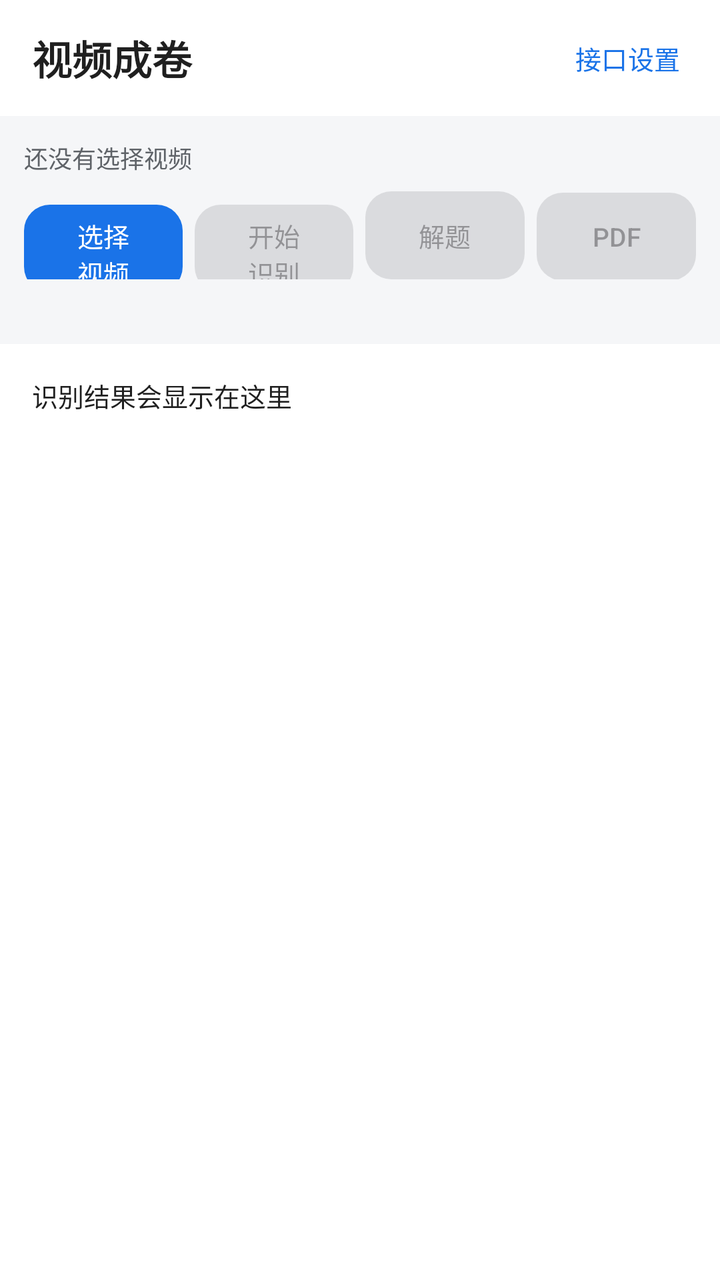
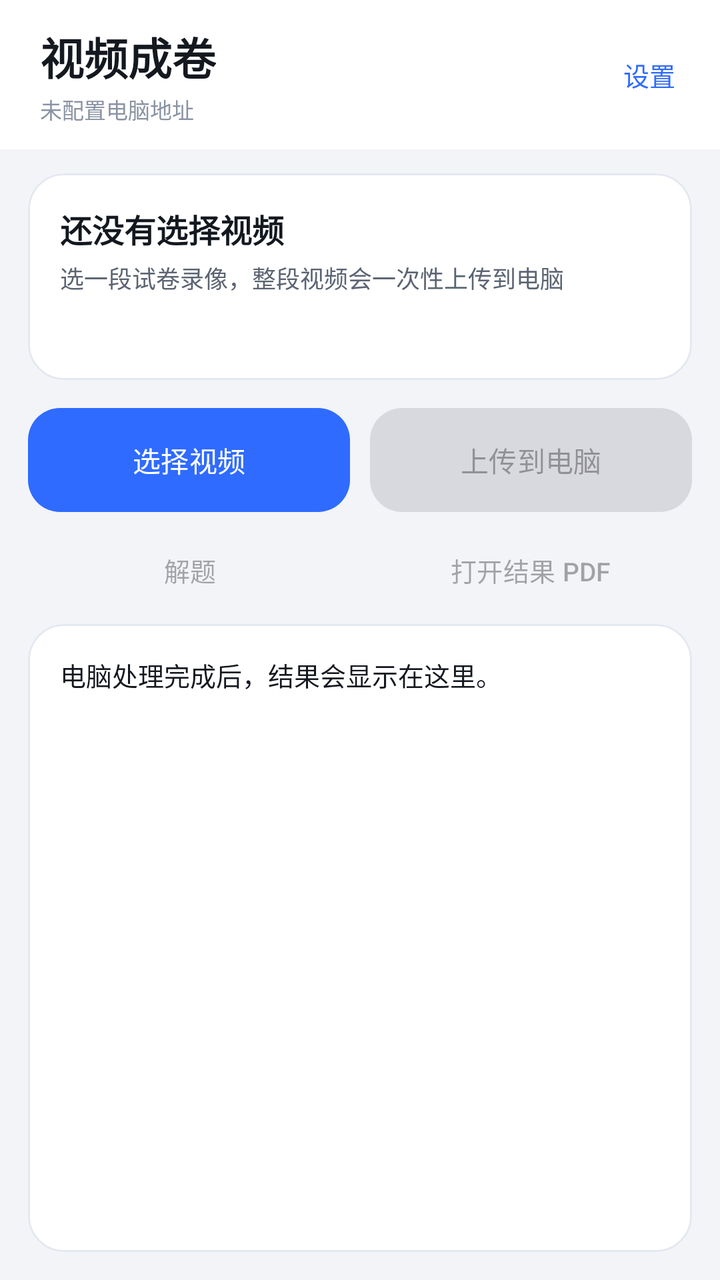

The first picture is an Android layout as it rendered before a commit; the second is the same layout after the commit. The layout source and the unified diff follow.
<!-- AndroidManifest.xml: application theme Theme.VideoQuiz -->
<!-- res/layout/activity_main.xml -->
<?xml version="1.0" encoding="utf-8"?>
<LinearLayout xmlns:android="http://schemas.android.com/apk/res/android"
    xmlns:app="http://schemas.android.com/apk/res-auto"
    android:layout_width="match_parent"
    android:layout_height="match_parent"
    android:background="@color/surface_dim"
    android:orientation="vertical">

    <LinearLayout
        android:layout_width="match_parent"
        android:layout_height="wrap_content"
        android:background="@color/surface"
        android:gravity="center_vertical"
        android:orientation="horizontal"
        android:paddingStart="16dp"
        android:paddingTop="10dp"
        android:paddingEnd="8dp"
        android:paddingBottom="10dp">

        <TextView
            android:layout_width="0dp"
            android:layout_height="wrap_content"
            android:layout_weight="1"
            android:text="视频成卷"
            android:textColor="@color/text_primary"
            android:textSize="20sp"
            android:textStyle="bold" />

        <com.google.android.material.button.MaterialButton
            android:id="@+id/btnSettings"
            style="@style/Widget.Material3.Button.TextButton"
            android:layout_width="wrap_content"
            android:layout_height="38dp"
            android:insetTop="0dp"
            android:insetBottom="0dp"
            android:minWidth="0dp"
            android:text="接口设置"
            android:textSize="13sp" />
    </LinearLayout>

    <LinearLayout
        android:layout_width="match_parent"
        android:layout_height="wrap_content"
        android:orientation="vertical"
        android:padding="12dp">

        <TextView
            android:id="@+id/tvVideo"
            android:layout_width="match_parent"
            android:layout_height="wrap_content"
            android:maxLines="1"
            android:ellipsize="middle"
            android:text="还没有选择视频"
            android:textColor="@color/text_secondary"
            android:textSize="12sp" />

        <LinearLayout
            android:layout_width="match_parent"
            android:layout_height="wrap_content"
            android:layout_marginTop="8dp"
            android:orientation="horizontal">

            <com.google.android.material.button.MaterialButton
                android:id="@+id/btnPick"
                android:layout_width="0dp"
                android:layout_height="44dp"
                android:layout_weight="1"
                android:insetTop="0dp"
                android:insetBottom="0dp"
                android:text="选择视频"
                android:textSize="13sp"
                app:cornerRadius="13dp" />

            <com.google.android.material.button.MaterialButton
                android:id="@+id/btnRun"
                style="@style/Widget.Material3.Button.TonalButton"
                android:layout_width="0dp"
                android:layout_height="44dp"
                android:layout_marginStart="6dp"
                android:layout_weight="1"
                android:enabled="false"
                android:insetTop="0dp"
                android:insetBottom="0dp"
                android:text="开始识别"
                android:textSize="13sp"
                app:cornerRadius="13dp" />

            <com.google.android.material.button.MaterialButton
                android:id="@+id/btnSolve"
                style="@style/Widget.Material3.Button.TonalButton"
                android:layout_width="0dp"
                android:layout_height="44dp"
                android:layout_marginStart="6dp"
                android:layout_weight="1"
                android:enabled="false"
                android:insetTop="0dp"
                android:insetBottom="0dp"
                android:text="解题"
                android:textSize="13sp"
                app:cornerRadius="13dp" />

            <com.google.android.material.button.MaterialButton
                android:id="@+id/btnPdf"
                style="@style/Widget.Material3.Button.TonalButton"
                android:layout_width="0dp"
                android:layout_height="44dp"
                android:layout_marginStart="6dp"
                android:layout_weight="1"
                android:enabled="false"
                android:insetTop="0dp"
                android:insetBottom="0dp"
                android:text="PDF"
                android:textSize="13sp"
                app:cornerRadius="13dp" />
        </LinearLayout>

        <ProgressBar
            android:id="@+id/progress"
            style="?android:attr/progressBarStyleHorizontal"
            android:layout_width="match_parent"
            android:layout_height="wrap_content"
            android:layout_marginTop="8dp"
            android:max="100"
            android:visibility="gone" />

        <TextView
            android:id="@+id/tvStatus"
            android:layout_width="match_parent"
            android:layout_height="wrap_content"
            android:layout_marginTop="4dp"
            android:text=""
            android:textColor="@color/text_secondary"
            android:textSize="12sp" />
    </LinearLayout>

    <ScrollView
        android:layout_width="match_parent"
        android:layout_height="0dp"
        android:layout_weight="1"
        android:background="@color/surface">

        <TextView
            android:id="@+id/tvResult"
            android:layout_width="match_parent"
            android:layout_height="wrap_content"
            android:padding="16dp"
            android:text="识别结果会显示在这里"
            android:textColor="@color/text_primary"
            android:textSize="13sp" />
    </ScrollView>
</LinearLayout>
<!-- resources referenced by this layout -->
<resources>
  <color name="surface">#FFFFFF</color>
  <color name="surface_dim">#F5F6F8</color>
  <color name="text_primary">#1F1F1F</color>
  <color name="text_secondary">#5F6368</color>
  <style name="Theme.VideoQuiz" parent="Theme.Material3.Light.NoActionBar">
          <item name="colorPrimary">@color/brand</item>
          <item name="colorOnPrimary">#FFFFFF</item>
          <item name="colorSurface">@color/surface</item>
          <item name="android:statusBarColor">@color/surface</item>
          <item name="android:windowLightStatusBar">true</item>
      </style>
  <color name="brand">#1A73E8</color>
</resources>

<!-- the commit's change to res/layout/activity_main.xml (unified diff, before → after) -->
@@ -6,146 +6,218 @@
     android:background="@color/surface_dim"
     android:orientation="vertical">
 
+    
     <LinearLayout
         android:layout_width="match_parent"
         android:layout_height="wrap_content"
         android:background="@color/surface"
         android:gravity="center_vertical"
         android:orientation="horizontal"
-        android:paddingStart="16dp"
-        android:paddingTop="10dp"
-        android:paddingEnd="8dp"
-        android:paddingBottom="10dp">
-
-        <TextView
+        android:paddingStart="20dp"
+        android:paddingTop="12dp"
+        android:paddingEnd="10dp"
+        android:paddingBottom="12dp">
+
+        <LinearLayout
             android:layout_width="0dp"
             android:layout_height="wrap_content"
             android:layout_weight="1"
-            android:text="视频成卷"
-            android:textColor="@color/text_primary"
-            android:textSize="20sp"
-            android:textStyle="bold" />
+            android:orientation="vertical">
+
+            <TextView
+                android:layout_width="wrap_content"
+                android:layout_height="wrap_content"
+                android:text="视频成卷"
+                android:textColor="@color/text_primary"
+                android:textSize="22sp"
+                android:textStyle="bold" />
+
+            <TextView
+                android:id="@+id/tvEndpoint"
+                android:layout_width="match_parent"
+                android:layout_height="wrap_content"
+                android:layout_marginTop="2dp"
+                android:ellipsize="middle"
+                android:maxLines="1"
+                android:text="未配置电脑地址"
+                android:textColor="@color/text_tertiary"
+                android:textSize="11sp" />
+        </LinearLayout>
 
         <com.google.android.material.button.MaterialButton
             android:id="@+id/btnSettings"
             style="@style/Widget.Material3.Button.TextButton"
             android:layout_width="wrap_content"
-            android:layout_height="38dp"
+            android:layout_height="40dp"
             android:insetTop="0dp"
             android:insetBottom="0dp"
             android:minWidth="0dp"
-            android:text="接口设置"
+            android:text="设置"
             android:textSize="13sp" />
     </LinearLayout>
 
-    <LinearLayout
-        android:layout_width="match_parent"
-        android:layout_height="wrap_content"
-        android:orientation="vertical"
-        android:padding="12dp">
-
-        <TextView
-            android:id="@+id/tvVideo"
-            android:layout_width="match_parent"
-            android:layout_height="wrap_content"
-            android:maxLines="1"
-            android:ellipsize="middle"
-            android:text="还没有选择视频"
-            android:textColor="@color/text_secondary"
-            android:textSize="12sp" />
+    
+    <com.google.android.material.card.MaterialCardView
+        android:layout_width="match_parent"
+        android:layout_height="wrap_content"
+        android:layout_marginStart="14dp"
+        android:layout_marginTop="12dp"
+        android:layout_marginEnd="14dp"
+        app:cardBackgroundColor="@color/surface"
+        app:cardCornerRadius="18dp"
+        app:cardElevation="0dp"
+        app:strokeColor="@color/divider"
+        app:strokeWidth="1dp">
 
         <LinearLayout
             android:layout_width="match_parent"
             android:layout_height="wrap_content"
-            android:layout_marginTop="8dp"
-            android:orientation="horizontal">
-
-            <com.google.android.material.button.MaterialButton
-                android:id="@+id/btnPick"
-                android:layout_width="0dp"
-                android:layout_height="44dp"
-                android:layout_weight="1"
-                android:insetTop="0dp"
-                android:insetBottom="0dp"
-                android:text="选择视频"
+            android:orientation="vertical"
+            android:padding="16dp">
+
+            <TextView
+                android:id="@+id/tvPhase"
+                android:layout_width="wrap_content"
+                android:layout_height="wrap_content"
+                android:text="还没有选择视频"
+                android:textColor="@color/text_primary"
+                android:textSize="16sp"
+                android:textStyle="bold" />
+
+            <TextView
+                android:id="@+id/tvVideo"
+                android:layout_width="match_parent"
+                android:layout_height="wrap_content"
+                android:layout_marginTop="4dp"
+                android:ellipsize="middle"
+                android:maxLines="1"
+                android:text="选一段试卷录像，整段视频会一次性上传到电脑"
+                android:textColor="@color/text_secondary"
+                android:textSize="12sp" />
+
+            <ProgressBar
+                android:id="@+id/progress"
+                style="?android:attr/progressBarStyleHorizontal"
+                android:layout_width="match_parent"
+                android:layout_height="8dp"
+                android:layout_marginTop="14dp"
+                android:max="100"
+                android:progressTint="@color/brand"
+                android:progressBackgroundTint="@color/brand_soft"
+                android:visibility="gone" />
+
+            <TextView
+                android:id="@+id/tvStatus"
+                android:layout_width="match_parent"
+                android:layout_height="wrap_content"
+                android:layout_marginTop="10dp"
+                android:text=""
+                android:textColor="@color/text_secondary"
+                android:textSize="12sp" />
+        </LinearLayout>
+    </com.google.android.material.card.MaterialCardView>
+
+    
+    <LinearLayout
+        android:layout_width="match_parent"
+        android:layout_height="wrap_content"
+        android:layout_marginStart="14dp"
+        android:layout_marginTop="14dp"
+        android:layout_marginEnd="14dp"
+        android:orientation="horizontal">
+
+        <com.google.android.material.button.MaterialButton
+            android:id="@+id/btnPick"
+            android:layout_width="0dp"
+            android:layout_height="52dp"
+            android:layout_weight="1"
+            android:insetTop="0dp"
+            android:insetBottom="0dp"
+            android:text="选择视频"
+            android:textSize="14sp"
+            app:cornerRadius="16dp" />
+
+        <com.google.android.material.button.MaterialButton
+            android:id="@+id/btnRun"
+            style="@style/Widget.Material3.Button.TonalButton"
+            android:layout_width="0dp"
+            android:layout_height="52dp"
+            android:layout_marginStart="10dp"
+            android:layout_weight="1"
+            android:enabled="false"
+            android:insetTop="0dp"
+            android:insetBottom="0dp"
+            android:text="上传到电脑"
+            android:textSize="14sp"
+            app:cornerRadius="16dp" />
+    </LinearLayout>
+
+    <LinearLayout
+        android:layout_width="match_parent"
+        android:layout_height="wrap_content"
+        android:layout_marginStart="14dp"
+        android:layout_marginTop="8dp"
+        android:layout_marginEnd="14dp"
+        android:orientation="horizontal">
+
+        <com.google.android.material.button.MaterialButton
+            android:id="@+id/btnSolve"
+            style="@style/Widget.Material3.Button.TextButton"
+            android:layout_width="0dp"
+            android:layout_height="42dp"
+            android:layout_weight="1"
+            android:enabled="false"
+            android:insetTop="0dp"
+            android:insetBottom="0dp"
+            android:text="解题"
+            android:textSize="13sp"
+            app:cornerRadius="14dp" />
+
+        <com.google.android.material.button.MaterialButton
+            android:id="@+id/btnPdf"
+            style="@style/Widget.Material3.Button.TextButton"
+            android:layout_width="0dp"
+            android:layout_height="42dp"
+            android:layout_marginStart="8dp"
+            android:layout_weight="1"
+            android:enabled="false"
+            android:insetTop="0dp"
+            android:insetBottom="0dp"
+            android:text="打开结果 PDF"
+            android:textSize="13sp"
+            app:cornerRadius="14dp" />
+    </LinearLayout>
+
+    
+    <com.google.android.material.card.MaterialCardView
+        android:layout_width="match_parent"
+        android:layout_height="0dp"
+        android:layout_marginStart="14dp"
+        android:layout_marginTop="6dp"
+        android:layout_marginEnd="14dp"
+        android:layout_marginBottom="14dp"
+        android:layout_weight="1"
+        app:cardBackgroundColor="@color/surface"
+        app:cardCornerRadius="18dp"
+        app:cardElevation="0dp"
+        app:strokeColor="@color/divider"
+        app:strokeWidth="1dp">
+
+        <ScrollView
+            android:layout_width="match_parent"
+            android:layout_height="match_parent"
+            android:fillViewport="true">
+
+            <TextView
+                android:id="@+id/tvResult"
+                android:layout_width="match_parent"
+                android:layout_height="wrap_content"
+                android:lineSpacingExtra="4dp"
+                android:padding="16dp"
+                android:text="电脑处理完成后，结果会显示在这里。"
+                android:textColor="@color/text_primary"
                 android:textSize="13sp"
-                app:cornerRadius="13dp" />
-
-            <com.google.android.material.button.MaterialButton
-                android:id="@+id/btnRun"
-                style="@style/Widget.Material3.Button.TonalButton"
-                android:layout_width="0dp"
-                android:layout_height="44dp"
-                android:layout_marginStart="6dp"
-                android:layout_weight="1"
-                android:enabled="false"
-                android:insetTop="0dp"
-                android:insetBottom="0dp"
-                android:text="开始识别"
-                android:textSize="13sp"
-                app:cornerRadius="13dp" />
-
-            <com.google.android.material.button.MaterialButton
-                android:id="@+id/btnSolve"
-                style="@style/Widget.Material3.Button.TonalButton"
-                android:layout_width="0dp"
-                android:layout_height="44dp"
-                android:layout_marginStart="6dp"
-                android:layout_weight="1"
-                android:enabled="false"
-                android:insetTop="0dp"
-                android:insetBottom="0dp"
-                android:text="解题"
-                android:textSize="13sp"
-                app:cornerRadius="13dp" />
-
-            <com.google.android.material.button.MaterialButton
-                android:id="@+id/btnPdf"
-                style="@style/Widget.Material3.Button.TonalButton"
-                android:layout_width="0dp"
-                android:layout_height="44dp"
-                android:layout_marginStart="6dp"
-                android:layout_weight="1"
-                android:enabled="false"
-                android:insetTop="0dp"
-                android:insetBottom="0dp"
-                android:text="PDF"
-                android:textSize="13sp"
-                app:cornerRadius="13dp" />
-        </LinearLayout>
-
-        <ProgressBar
-            android:id="@+id/progress"
-            style="?android:attr/progressBarStyleHorizontal"
-            android:layout_width="match_parent"
-            android:layout_height="wrap_content"
-            android:layout_marginTop="8dp"
-            android:max="100"
-            android:visibility="gone" />
-
-        <TextView
-            android:id="@+id/tvStatus"
-            android:layout_width="match_parent"
-            android:layout_height="wrap_content"
-            android:layout_marginTop="4dp"
-            android:text=""
-            android:textColor="@color/text_secondary"
-            android:textSize="12sp" />
-    </LinearLayout>
-
-    <ScrollView
-        android:layout_width="match_parent"
-        android:layout_height="0dp"
-        android:layout_weight="1"
-        android:background="@color/surface">
-
-        <TextView
-            android:id="@+id/tvResult"
-            android:layout_width="match_parent"
-            android:layout_height="wrap_content"
-            android:padding="16dp"
-            android:text="识别结果会显示在这里"
-            android:textColor="@color/text_primary"
-            android:textSize="13sp" />
-    </ScrollView>
+                android:textIsSelectable="true" />
+        </ScrollView>
+    </com.google.android.material.card.MaterialCardView>
 </LinearLayout>
<!-- resource entries referenced after the edit -->
@@ -1,9 +1,10 @@
 <!-- resources referenced by this layout -->
 <resources>
   <color name="surface">#FFFFFF</color>
-  <color name="surface_dim">#F5F6F8</color>
-  <color name="text_primary">#1F1F1F</color>
-  <color name="text_secondary">#5F6368</color>
+  <color name="surface_dim">#F2F4F8</color>
+  <color name="text_primary">#14181F</color>
+  <color name="text_secondary">#5B6472</color>
+  <color name="text_tertiary">#8A93A3</color>
   <style name="Theme.VideoQuiz" parent="Theme.Material3.Light.NoActionBar">
           <item name="colorPrimary">@color/brand</item>
           <item name="colorOnPrimary">#FFFFFF</item>
@@ -11,6 +12,8 @@
           <item name="android:statusBarColor">@color/surface</item>
           <item name="android:windowLightStatusBar">true</item>
       </style>
-  <color name="brand">#1A73E8</color>
+  <color name="brand">#2F6BFF</color>
+  <color name="brand_soft">#E8EFFF</color>
+  <color name="divider">#E4E8F0</color>
 </resources>
 
